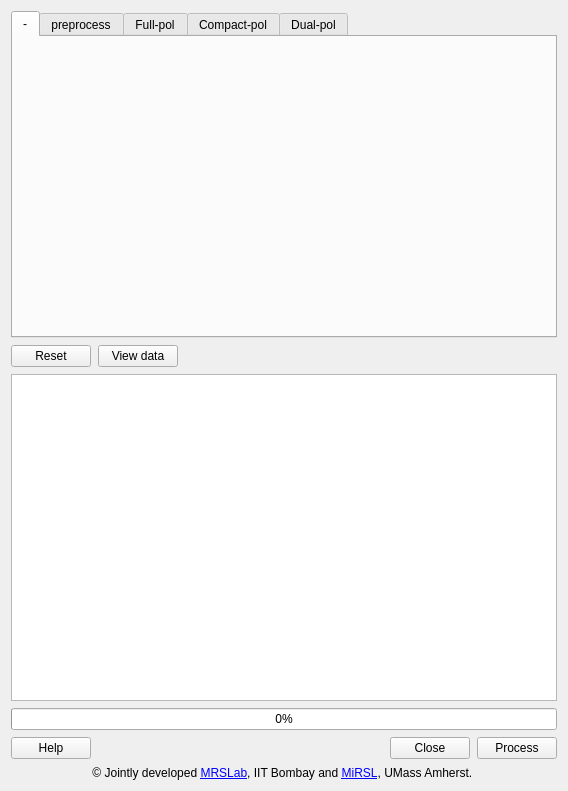
polsartools/PolSARtools-QGIS, file mainWindow.ui: the form before one commit.
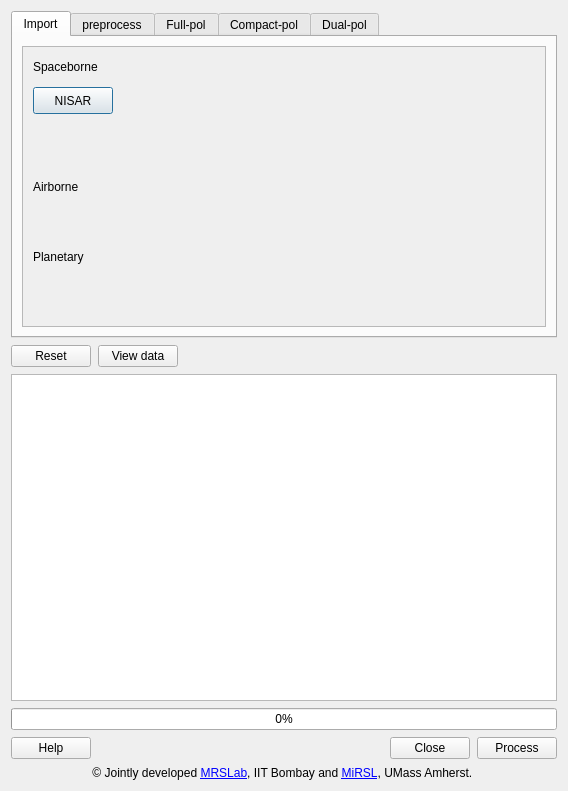
The form after the commit. The open tabs and pages were chosen to show the change. Icons and pictures are not drawn.

Commit message: added NISAR support

The edit to the form file:
```diff
--- a/mainWindow.ui
+++ b/mainWindow.ui
@@ -35,19 +35,24 @@
   <property name="sizeGripEnabled">
    <bool>false</bool>
   </property>
-  <layout class="QGridLayout" name="gridLayout_2">
-   <item row="0" column="0">
-    <layout class="QGridLayout" name="gridLayout">
+  <layout class="QVBoxLayout" name="verticalLayout_5">
+   <item>
+    <layout class="QVBoxLayout" name="verticalLayout_6">
      <property name="spacing">
       <number>7</number>
      </property>
-     <item row="1" column="0">
+     <item>
       <layout class="QVBoxLayout" name="verticalLayout_2">
        <item>
         <widget class="QTabWidget" name="tabWidget">
          <property name="enabled">
           <bool>true</bool>
          </property>
+         <property name="font">
+          <font>
+           <family>Arial</family>
+          </font>
+         </property>
          <property name="toolTip">
           <string/>
          </property>
@@ -61,18 +66,115 @@
           <enum>QTabWidget::Rounded</enum>
          </property>
          <property name="currentIndex">
-          <number>2</number>
+          <number>1</number>
          </property>
          <property name="movable">
           <bool>true</bool>
          </property>
-         <widget class="QWidget" name="tab">
+         <widget class="QWidget" name="import_data">
           <property name="enabled">
            <bool>true</bool>
           </property>
           <attribute name="title">
-           <string>-</string>
+           <string>Import</string>
           </attribute>
+          <layout class="QVBoxLayout" name="verticalLayout_3">
+           <item>
+            <widget class="QScrollArea" name="scrollArea">
+             <property name="widgetResizable">
+              <bool>true</bool>
+             </property>
+             <widget class="QWidget" name="scrollAreaWidgetContents">
+              <property name="geometry">
+               <rect>
+                <x>0</x>
+                <y>0</y>
+                <width>522</width>
+                <height>300</height>
+               </rect>
+              </property>
+              <widget class="QPushButton" name="nisar_import">
+               <property name="geometry">
+                <rect>
+                 <x>10</x>
+                 <y>40</y>
+                 <width>80</width>
+                 <height>27</height>
+                </rect>
+               </property>
+               <property name="sizePolicy">
+                <sizepolicy hsizetype="Minimum" vsizetype="Minimum">
+                 <horstretch>0</horstretch>
+                 <verstretch>0</verstretch>
+                </sizepolicy>
+               </property>
+               <property name="font">
+                <font>
+                 <family>Arial</family>
+                </font>
+               </property>
+               <property name="text">
+                <string>NISAR</string>
+               </property>
+              </widget>
+              <widget class="QLabel" name="label_15">
+               <property name="geometry">
+                <rect>
+                 <x>10</x>
+                 <y>10</y>
+                 <width>91</width>
+                 <height>19</height>
+                </rect>
+               </property>
+               <property name="font">
+                <font>
+                 <family>Arial</family>
+                </font>
+               </property>
+               <property name="text">
+                <string>Spaceborne</string>
+               </property>
+              </widget>
+              <widget class="QLabel" name="label_16">
+               <property name="geometry">
+                <rect>
+                 <x>10</x>
+                 <y>130</y>
+                 <width>91</width>
+                 <height>19</height>
+                </rect>
+               </property>
+               <property name="font">
+                <font>
+                 <family>Arial</family>
+                </font>
+               </property>
+               <property name="text">
+                <string>Airborne</string>
+               </property>
+              </widget>
+              <widget class="QLabel" name="label_17">
+               <property name="geometry">
+                <rect>
+                 <x>10</x>
+                 <y>200</y>
+                 <width>91</width>
+                 <height>19</height>
+                </rect>
+               </property>
+               <property name="font">
+                <font>
+                 <family>Arial</family>
+                </font>
+               </property>
+               <property name="text">
+                <string>Planetary</string>
+               </property>
+              </widget>
+             </widget>
+            </widget>
+           </item>
+          </layout>
          </widget>
          <widget class="QWidget" name="preprocess">
           <attribute name="title">
@@ -1035,6 +1137,11 @@
         <layout class="QHBoxLayout" name="horizontalLayout_8">
          <item>
           <widget class="QPushButton" name="clear_terminal">
+           <property name="font">
+            <font>
+             <family>Arial</family>
+            </font>
+           </property>
            <property name="toolTip">
             <string>Reset the environment</string>
            </property>
@@ -1045,6 +1152,11 @@
          </item>
          <item>
           <widget class="QPushButton" name="pb_view">
+           <property name="font">
+            <font>
+             <family>Arial</family>
+            </font>
+           </property>
            <property name="toolTip">
             <string>Import data into QGIS for visualization!</string>
            </property>
@@ -1070,6 +1182,11 @@
        </item>
        <item>
         <widget class="QTextBrowser" name="terminal">
+         <property name="font">
+          <font>
+           <family>Arial</family>
+          </font>
+         </property>
          <property name="toolTip">
           <string>Processing log</string>
          </property>
@@ -1077,6 +1194,11 @@
        </item>
        <item>
         <widget class="QProgressBar" name="progressBar">
+         <property name="font">
+          <font>
+           <family>Arial</family>
+          </font>
+         </property>
          <property name="toolTip">
           <string>Process status</string>
          </property>
@@ -1087,12 +1209,17 @@
        </item>
       </layout>
      </item>
-     <item row="2" column="0">
+     <item>
       <layout class="QVBoxLayout" name="verticalLayout">
        <item>
         <layout class="QHBoxLayout" name="horizontalLayout">
          <item>
           <widget class="QPushButton" name="help_btn">
+           <property name="font">
+            <font>
+             <family>Arial</family>
+            </font>
+           </property>
            <property name="text">
             <string>Help</string>
            </property>
@@ -1113,6 +1240,11 @@
          </item>
          <item>
           <widget class="QPushButton" name="close_btn">
+           <property name="font">
+            <font>
+             <family>Arial</family>
+            </font>
+           </property>
            <property name="text">
             <string>Close</string>
            </property>
@@ -1120,6 +1252,11 @@
          </item>
          <item>
           <widget class="QPushButton" name="pb_process">
+           <property name="font">
+            <font>
+             <family>Arial</family>
+            </font>
+           </property>
            <property name="toolTip">
             <string>Start processing</string>
            </property>
@@ -1144,6 +1281,11 @@
        </item>
        <item>
         <widget class="QLabel" name="label_8">
+         <property name="font">
+          <font>
+           <family>Arial</family>
+          </font>
+         </property>
          <property name="text">
           <string>&lt;html&gt;&lt;head/&gt;&lt;body&gt;&lt;p&gt;© Jointly developed &lt;a href=&quot;http://www.mrslab.in/&quot;&gt;&lt;span style=&quot; text-decoration: underline; color:#0000ff;&quot;&gt;MRSLab&lt;/span&gt;&lt;/a&gt;, IIT Bombay and &lt;a href=&quot;https://www.umass.edu/microwave-remote-sensing/about/about-mirsl&quot;&gt;&lt;span style=&quot; text-decoration: underline; color:#0000ff;&quot;&gt;MiRSL&lt;/span&gt;&lt;/a&gt;, UMass Amherst. &lt;/p&gt;&lt;/body&gt;&lt;/html&gt;</string>
          </property>
```
The commit also changes 8 other files.
